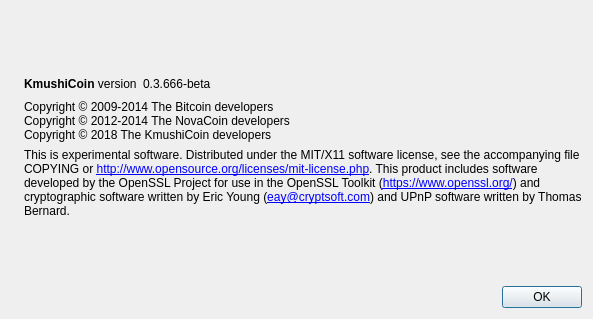
Before: the Qt Designer form src/qt/forms/aboutdialog.ui in kmushi-coin/kmushicoin-source, drawn with Qt 5.
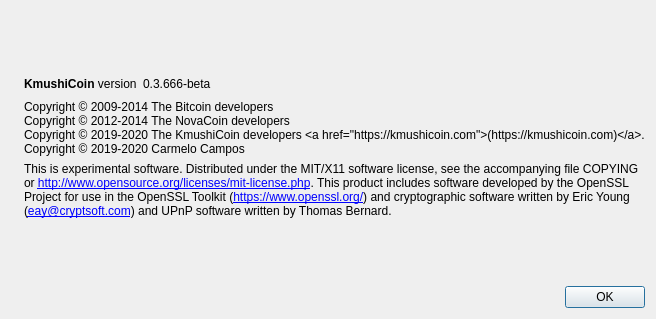
After: the same form once the commit is applied. Icons and pictures are not drawn.

```diff
--- a/src/qt/forms/aboutdialog.ui
+++ b/src/qt/forms/aboutdialog.ui
@@ -93,7 +93,8 @@
        <property name="text">
         <string>Copyright © 2009-2014 The Bitcoin developers
 Copyright © 2012-2014 The NovaCoin developers
-Copyright © 2018 The KmushiCoin developers</string>
+Copyright © 2019-2020 The KmushiCoin developers &lt;a href=&quot;https://kmushicoin.com&quot;&gt;(https://kmushicoin.com)&lt;/a&gt;.
+Copyright © 2019-2020 Carmelo Campos</string>
        </property>
        <property name="textInteractionFlags">
         <set>Qt::LinksAccessibleByMouse|Qt::TextSelectableByKeyboard|Qt::TextSelectableByMouse</set>
```
